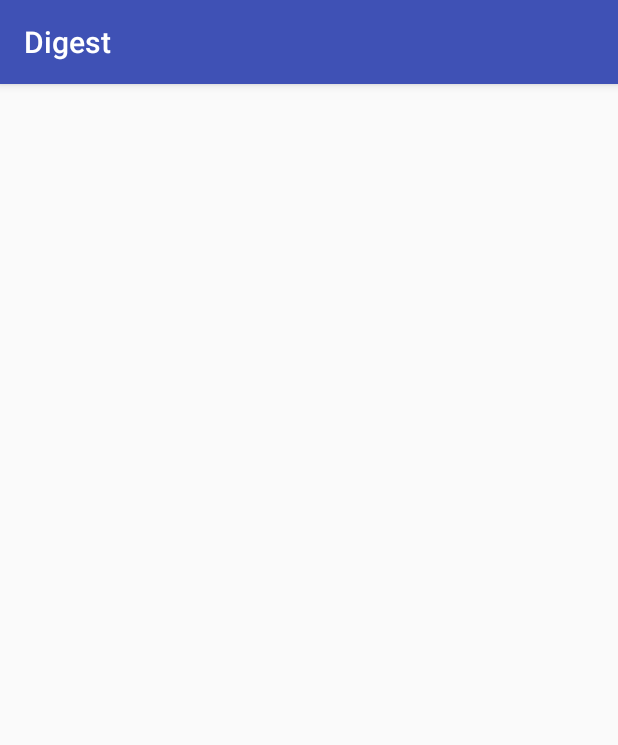
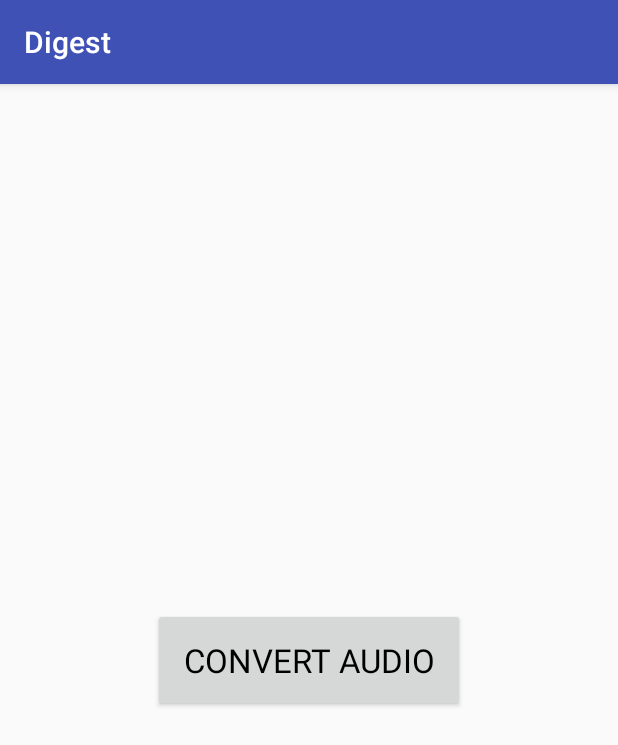
Before and after one commit to nvrocks/Digest, an Android app: the Video_to_audio_convertor screen opened directly, with no data from a screen before it, on a phone screen of 412 x 824 dp. Shown: the top 745 px of the screen. Run offline under Robolectric (Android 15) with nearby library versions, the phone set to English and light mode, and no system bars; libraries missing offline, so code that uses them is left out: cafe.adriel.androidaudioconverter.

Commit message:
Completed video to audio convertor activity xml

```diff
--- a/Digest/app/src/main/res/layout/activity_video_to_audio_convertor.xml
+++ b/Digest/app/src/main/res/layout/activity_video_to_audio_convertor.xml
@@ -1,9 +1,19 @@
 <?xml version="1.0" encoding="utf-8"?>
-<android.support.constraint.ConstraintLayout xmlns:android="http://schemas.android.com/apk/res/android"
+<RelativeLayout xmlns:android="http://schemas.android.com/apk/res/android"
     xmlns:app="http://schemas.android.com/apk/res-auto"
     xmlns:tools="http://schemas.android.com/tools"
     android:layout_width="match_parent"
     android:layout_height="match_parent"
     tools:context="com.bbb.digest.Video_to_audio_convertor">
 
-</android.support.constraint.ConstraintLayout>
+    <Button
+        android:layout_width="wrap_content"
+        android:layout_height="wrap_content"
+        android:layout_centerInParent="true"
+        android:padding="20dp"
+        android:text="CONVERT AUDIO"
+        android:textAppearance="@style/TextAppearance.AppCompat.Large"
+        android:textColor="@android:color/black"
+        android:onClick="convertAudio" />
+
+</RelativeLayout>
```
